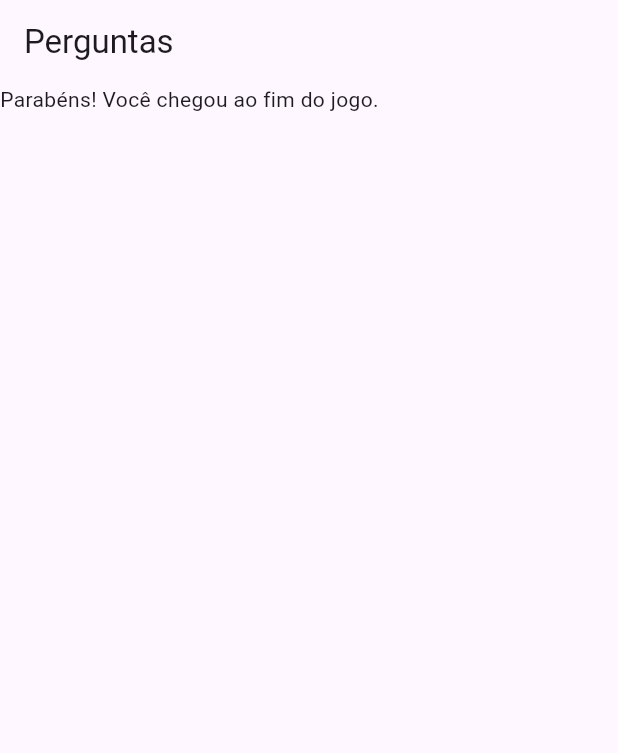
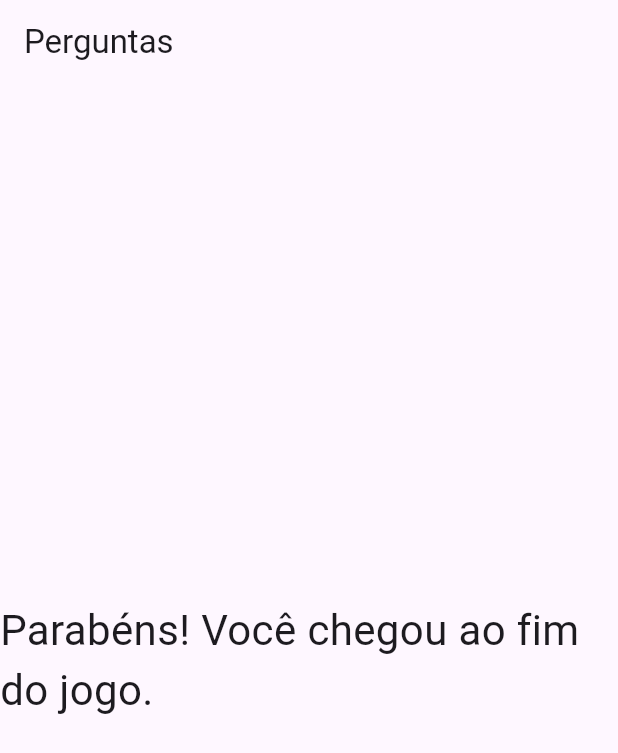
Before and after one commit to GuGaLiisboa/projeto_perguntas, a Flutter app: the screen it shows after launch, after a tap on "Preto", after a tap on "Cobra", after a tap on "Leo", on a phone screen of 412 x 824 dp. Shown: the top 753 px of the screen. Run offline on Flutter 3.47's test engine with Material 3 defaults, Android fonts, the phone set to English and light mode, and no system bars.

Commit message:
Commit 3 - Commit da aula do dia 12.03

```diff
--- a/curso_flutter/projeto_perguntas/lib/main.dart
+++ b/curso_flutter/projeto_perguntas/lib/main.dart
@@ -1,12 +1,14 @@
 import 'package:flutter/material.dart';
 import 'package:projeto_perguntas/questao.dart';
 import 'package:projeto_perguntas/resposta.dart';
+import 'package:projeto_perguntas/resultado.dart';
+import 'package:projeto_perguntas/questionario.dart';
 
 void main() => runApp(const PerguntaApp());
 
 class PerguntaAppState extends State<PerguntaApp> {
   var perguntaSelecionada = 0;
-  final List<Map<String, Object>> _perguntas = const[
+  final List<Map<String, Object>> perguntas = const[
       {
         'texto': 'Qual é a sua cor favorita?',
         'respostas': ['Preto', 'Vermelho', 'Verde', 'Branco'],
@@ -30,14 +32,14 @@ class PerguntaAppState extends State<PerguntaApp> {
   }
 
   bool get temPerguntaSelecionada {
-    return perguntaSelecionada < _perguntas.length;
+    return perguntaSelecionada < perguntas.length;
   }
 
   @override
   Widget build(BuildContext context) {
 
     List<String> respostas = temPerguntaSelecionada
-        ? _perguntas[perguntaSelecionada]['respostas'] as List<String>
+        ? perguntas[perguntaSelecionada]['respostas'] as List<String>
         : [];
 
     //for (String textoResp in perguntas[perguntaSelecionada]['respostas'] as List<String>) {
@@ -50,13 +52,12 @@ class PerguntaAppState extends State<PerguntaApp> {
           title: const Text('Perguntas'),
         ),
         body:
-        temPerguntaSelecionada ? Column(
-          children: [
-            Questao(_perguntas[perguntaSelecionada]['texto'] as String),
-            ...respostas.map((t) => Resposta(t, responder)).toList(),
-          ],
-        ) : const Text("Parabéns! Você chegou ao fim do jogo."),
-      ),
+        temPerguntaSelecionada ?
+            Questionario(perguntas: perguntas,
+            perguntaSelecionada: perguntaSelecionada,
+            responder: responder)
+            : Resultado(),
+        ),
     );
   }
 }
--- a/curso_flutter/projeto_perguntas/lib/questao.dart
+++ b/curso_flutter/projeto_perguntas/lib/questao.dart
@@ -3,7 +3,7 @@ import 'package:flutter/material.dart';
 class Questao extends StatelessWidget{
   final String texto;
 
-  Questao (this.texto);
+  Questao(this.texto);
 
   @override
     Widget build(BuildContext context) {
--- /dev/null
+++ b/curso_flutter/projeto_perguntas/lib/questionario.dart
@@ -0,0 +1,36 @@
+import 'package:flutter/material.dart';
+import 'package:projeto_perguntas/questao.dart';
+import 'package:projeto_perguntas/resposta.dart';
+
+class Questionario extends StatelessWidget {
+  final int perguntaSelecionada;
+  final List<Map<String, Object>> perguntas;
+  final void Function() responder;
+
+  const Questionario({
+    super.key,
+    required this.perguntas,
+    required this.perguntaSelecionada,
+    required this.responder,
+  });
+
+  bool get temPerguntaSelecionada {
+    return perguntaSelecionada < perguntas.length;
+  }
+
+  @override
+  Widget build(BuildContext context) {
+    List<String> respostas =
+        temPerguntaSelecionada
+            ? perguntas[perguntaSelecionada]['respostas'] as List<String>
+            : [];
+
+    return Column(
+      children: [
+        Questao(perguntas[perguntaSelecionada]['texto'] as String),
+
+        ...respostas.map((t) => Resposta(t, responder)),
+      ],
+    );
+  }
+}
--- /dev/null
+++ b/curso_flutter/projeto_perguntas/lib/resultado.dart
@@ -0,0 +1,17 @@
+import 'package:flutter/material.dart';
+
+
+class Resultado extends StatelessWidget {
+
+const Resultado({super.key});
+
+
+@override
+
+Widget build(BuildContext context) {
+
+return Center(child: Text("Parabéns! Você chegou ao fim do jogo.", style: TextStyle(fontSize: 28)));
+
+}
+
+}
```
Also changed, not shown: curso_flutter/projeto_perguntas/lib/resposta.dart (+19 -0 lines).
